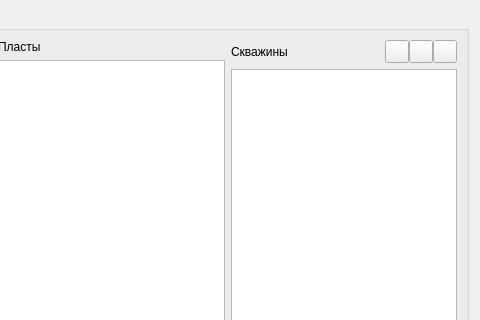
First picture: the form in qgis_pds_zonations_base.ui, repository vvkond/QGIS, before the edit; both pictures show x 257 to 737 and y 0 to 320 of the 737 by 440 pixel window.
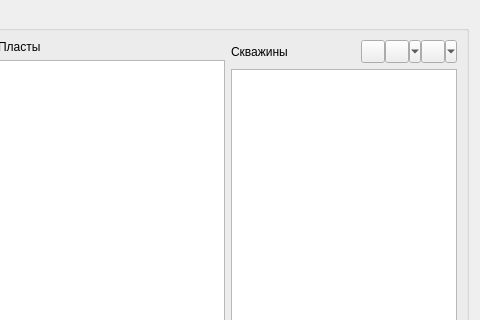
Second picture: the form after the edit.

What changed in the file:
```diff
--- a/qgis_pds_zonations_base.ui
+++ b/qgis_pds_zonations_base.ui
@@ -76,6 +76,9 @@
              <property name="checkable">
               <bool>true</bool>
              </property>
+             <property name="popupMode">
+              <enum>QToolButton::MenuButtonPopup</enum>
+             </property>
             </widget>
            </item>
            <item>
@@ -89,6 +92,9 @@
              <property name="checkable">
               <bool>true</bool>
              </property>
+             <property name="popupMode">
+              <enum>QToolButton::MenuButtonPopup</enum>
+             </property>
             </widget>
            </item>
           </layout>
```
